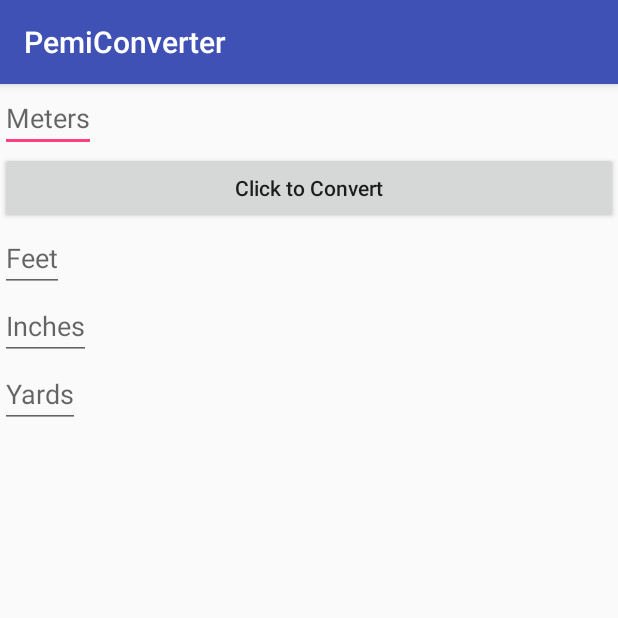
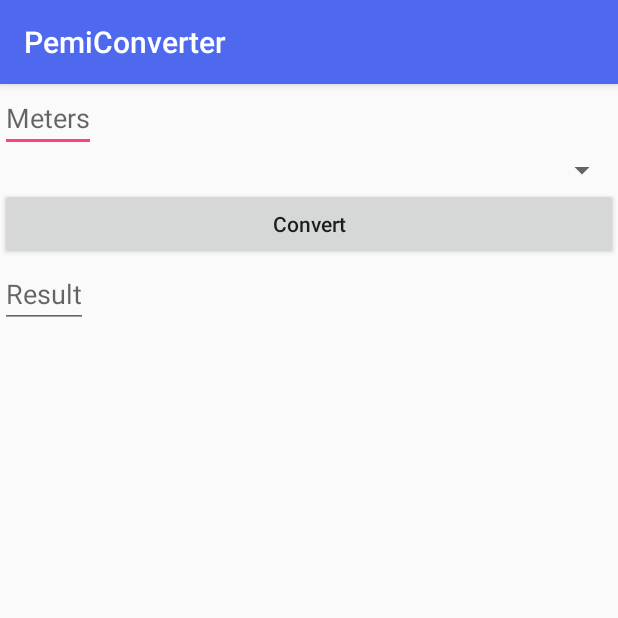
Before and after one commit to peimansh/Android-Simple-Converter, an Android app: the screen it shows after launch (MainActivity), on a phone screen of 412 x 824 dp, the top half of it. Run offline under Robolectric (Android 15) with nearby library versions, the phone set to English and light mode, and no system bars; 3 statements that could not run were skipped.

Commit message:
Day 2 - Exercise 2 - PemiConverter V2

```diff
--- a/app/src/main/res/layout/activity_main.xml
+++ b/app/src/main/res/layout/activity_main.xml
@@ -19,12 +19,18 @@
             android:layout_height="wrap_content"
             android:hint="Meters"
             android:inputType="numberDecimal"
-            android:selectAllOnFocus="false" />
+            />
+
+        <Spinner
+            android:layout_width="match_parent"
+            android:layout_height="wrap_content"
+            android:id="@+id/convsel"
+            />
 
         <Button
             android:layout_width="match_parent"
             android:layout_height="match_parent"
-            android:text="Click to Convert"
+            android:text="@string/butt_msg"
             android:id="@+id/conversion"
             android:textAllCaps="false"
             android:onClick="Convert"
@@ -33,24 +39,25 @@
         <EditText
             android:layout_width="wrap_content"
             android:layout_height="wrap_content"
-            android:hint="Feet"
+            android:hint="Result"
             android:id="@+id/feet"
             />
-
+        <!--
         <EditText
             android:layout_width="wrap_content"
             android:layout_height="wrap_content"
             android:hint="Inches"
             android:id="@+id/inch"
             />
-
+        -->
+        <!--
         <EditText
             android:layout_width="wrap_content"
             android:layout_height="wrap_content"
             android:hint="Yards"
             android:id="@+id/yard"
             />
-
+        -->
 
     </LinearLayout>
 </android.support.constraint.ConstraintLayout>
--- a/app/src/main/res/values/colors.xml
+++ b/app/src/main/res/values/colors.xml
@@ -1,6 +1,6 @@
 <?xml version="1.0" encoding="utf-8"?>
 <resources>
-    <color name="colorPrimary">#3F51B5</color>
+    <color name="colorPrimary">#4e68ee</color>
     <color name="colorPrimaryDark">#303F9F</color>
     <color name="colorAccent">#FF4081</color>
 </resources>
--- a/app/src/main/res/values/strings.xml
+++ b/app/src/main/res/values/strings.xml
@@ -1,3 +1,4 @@
 <resources>
     <string name="app_name">PemiConverter</string>
+    <string name="butt_msg">Convert</string>
 </resources>
--- /dev/null
+++ b/settings.gradle
@@ -0,0 +1 @@
+include ':app'
```
Also changed, not shown: app/src/main/java/com/example/tmp_sda_1130/pemiconverter/MainActivity.java (+42 -23 lines), build.gradle (added, +23 -0 lines), gradle.properties (added, +17 -0 lines), gradle/wrapper/gradle-wrapper.properties (added), 5 other files.
